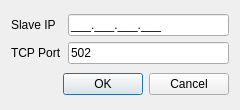
Before: the Qt Designer form forms/settingsmodbustcp.ui in ExplorerOL/QModbusExplorer, drawn with Qt 5.
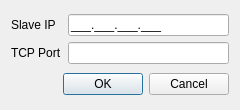
After: the same form once the commit is applied. Icons and pictures are not drawn.

What changed in the file:
```diff
--- a/forms/settingsmodbustcp.ui
+++ b/forms/settingsmodbustcp.ui
@@ -57,8 +57,14 @@
      </item>
      <item row="2" column="1">
       <widget class="QLineEdit" name="leTCPPort">
+       <property name="inputMask">
+        <string/>
+       </property>
        <property name="text">
-        <string>502</string>
+        <string/>
+       </property>
+       <property name="maxLength">
+        <number>5</number>
        </property>
       </widget>
      </item>
```
